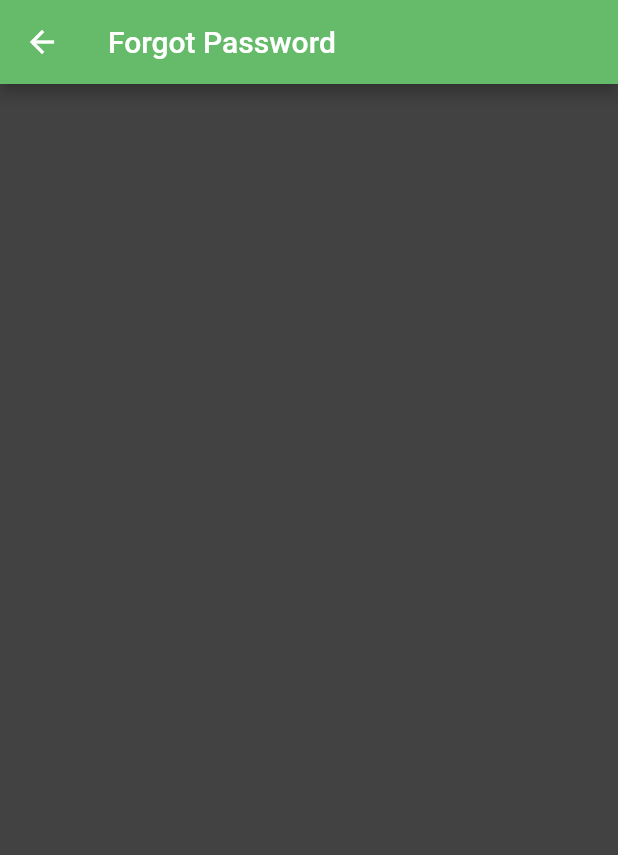
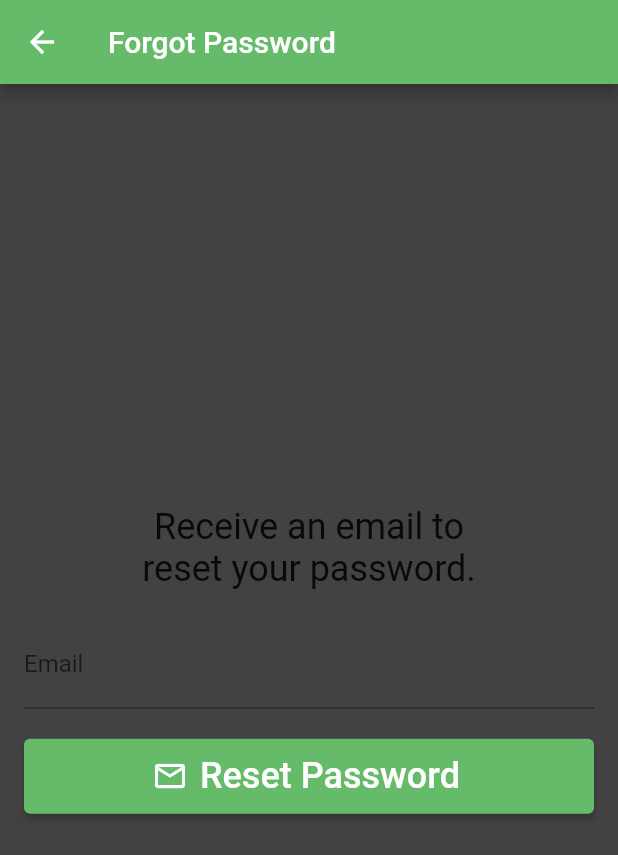
Before and after one commit to MaximeArn/flutterFire_auth_test, a Flutter app: the ForgotPassword screen opened directly, on a phone screen of 412 x 824 dp. Shown: the top 855 px of the screen. Run offline on Flutter 3.47's test engine with Material 2 defaults, Android fonts, the phone set to English and light mode, and no system bars; our stand-ins replace email_validator, firebase_auth, firebase_core; accounts and stored records are empty.

Commit message:
code the UIof the ForgotPassword Page

```diff
--- a/lib/widgets/auth/widgets/forgot_password.dart
+++ b/lib/widgets/auth/widgets/forgot_password.dart
@@ -1,3 +1,4 @@
+import 'package:email_validator/email_validator.dart';
 import 'package:flutter/material.dart';
 
 class ForgotPassword extends StatefulWidget {
@@ -8,6 +9,17 @@ class ForgotPassword extends StatefulWidget {
 }
 
 class _ForgotPasswordState extends State<ForgotPassword> {
+  final formKey = GlobalKey<FormState>();
+  final emailController = TextEditingController();
+
+  @override
+  void dispose() {
+    emailController.dispose();
+    super.dispose();
+  }
+
+  Future<void> verifyEmail() async {}
+
   @override
   Widget build(BuildContext context) {
     return Scaffold(
@@ -15,6 +27,46 @@ class _ForgotPasswordState extends State<ForgotPassword> {
       appBar: AppBar(
         title: const Text("Forgot Password"),
       ),
+      body: Padding(
+        padding: const EdgeInsets.all(16),
+        child: Form(
+          key: formKey,
+          child: Column(
+            mainAxisAlignment: MainAxisAlignment.center,
+            children: [
+              const Text(
+                'Receive an email to\nreset your password.',
+                textAlign: TextAlign.center,
+                style: TextStyle(fontSize: 24),
+              ),
+              const SizedBox(height: 20),
+              TextFormField(
+                controller: emailController,
+                cursorColor: Colors.white,
+                textInputAction: TextInputAction.done,
+                decoration: const InputDecoration(labelText: 'Email'),
+                autovalidateMode: AutovalidateMode.onUserInteraction,
+                validator: (email) =>
+                    email != null && !EmailValidator.validate(email)
+                        ? 'Enter a valid email'
+                        : null,
+              ),
+              const SizedBox(height: 20),
+              ElevatedButton.icon(
+                style: ElevatedButton.styleFrom(
+                  minimumSize: Size.fromHeight(50),
+                ),
+                icon: const Icon(Icons.email_outlined),
+                label: const Text(
+                  'Reset Password',
+                  style: TextStyle(fontSize: 24),
+                ),
+                onPressed: verifyEmail,
+              ),
+            ],
+          ),
+        ),
+      ),
     );
   }
 }
```
